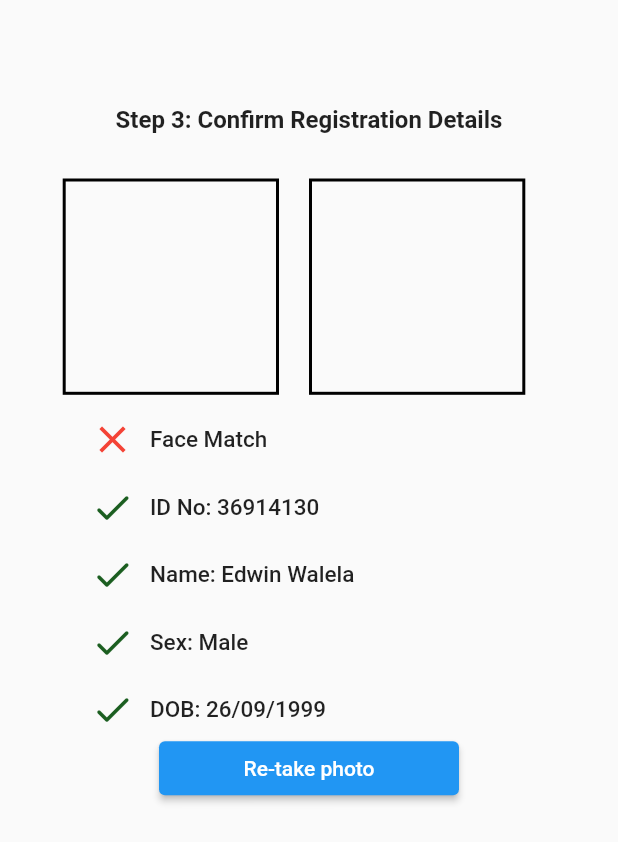
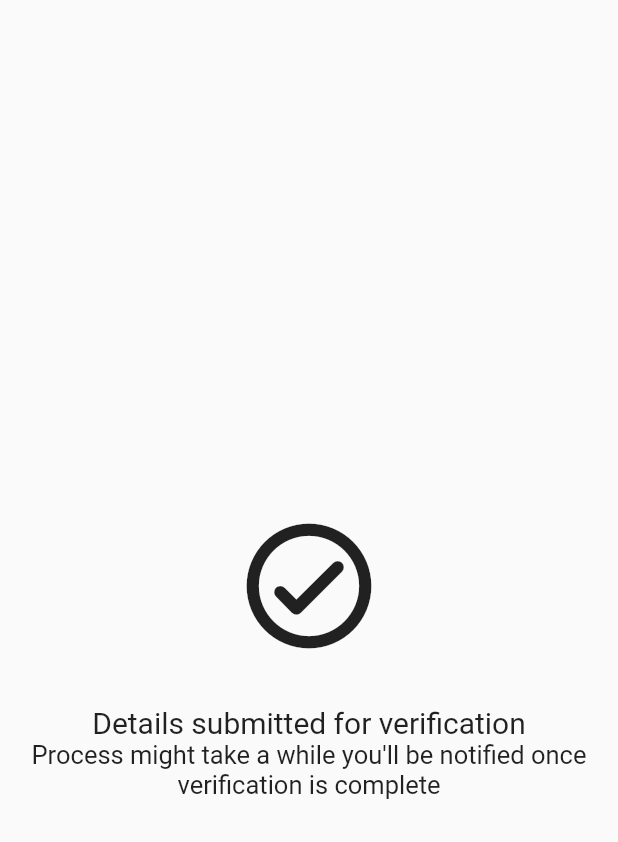
Before and after one commit to EdwinWalela/jamiiclient, a Flutter app: the screen it shows after launch, on a phone screen of 412 x 824 dp. Shown: the top 842 px of the screen. Run offline on Flutter 3.47's test engine with Material 2 defaults, Android fonts, the phone set to English and light mode, and no system bars; our stand-ins replace flutter_svg, socket_io_client; missing offline and left inert: cryptography.

Commit message:
success screen

```diff
--- a/lib/src/screens/registration/DetailConfirmationScreen.dart
+++ b/lib/src/screens/registration/DetailConfirmationScreen.dart
@@ -25,6 +25,7 @@ class DetailConfirmationScreen extends StatelessWidget {
         buildDetail("Name:", true, "Edwin Walela"),
         buildDetail("Sex:", true, "Male"),
         buildDetail("DOB:", true, "26/09/1999"),
+        Container(margin: EdgeInsets.only(top: 40)),
         buildButton(false),
       ],
     );
--- a/lib/src/screens/registration/RegistrationScreen.dart
+++ b/lib/src/screens/registration/RegistrationScreen.dart
@@ -4,10 +4,11 @@ import 'package:jamiiclient/src/screens/registration/Biometrics.dart';
 import 'package:jamiiclient/src/screens/registration/CheckingScreen.dart';
 import 'package:jamiiclient/src/screens/registration/DetailConfirmationScreen.dart';
 import 'package:jamiiclient/src/screens/registration/Intro.dart';
+import 'package:jamiiclient/src/screens/registration/SuccessScreen.dart';
 
 class RegistrationScreen extends StatelessWidget {
   Widget build(BuildContext context) {
-    final PageController pageController = PageController(initialPage: 4);
+    final PageController pageController = PageController(initialPage: 5);
 
     return Scaffold(
       body: Padding(
@@ -30,6 +31,7 @@ class RegistrationScreen extends StatelessWidget {
             DetailConfirmationScreen(
               header: "Step 3: Confirm Registration Details",
             ),
+            SuccessScreen(),
           ],
         ),
       ),
--- /dev/null
+++ b/lib/src/screens/registration/SuccessScreen.dart
@@ -0,0 +1,39 @@
+import 'package:flutter/material.dart';
+
+class SuccessScreen extends StatelessWidget {
+  Widget build(BuildContext context) {
+    return Column(
+      mainAxisAlignment: MainAxisAlignment.center,
+      children: [
+        buildSuccessIcon(context),
+        Container(margin: EdgeInsets.only(top: 30)),
+        buildTitle(),
+        buildSubTitle(),
+      ],
+    );
+  }
+
+  Widget buildTitle() {
+    return Text(
+      "Details submitted for verification",
+      style: TextStyle(fontSize: 20),
+    );
+  }
+
+  Widget buildSubTitle() {
+    return Text(
+      "Process might take a while you'll be notified once verification is complete",
+      textAlign: TextAlign.center,
+      style: TextStyle(
+        fontSize: 17,
+      ),
+    );
+  }
+
+  Widget buildSuccessIcon(BuildContext context) {
+    return Icon(
+      Icons.check_circle_outline_rounded,
+      size: 100,
+    );
+  }
+}
```
